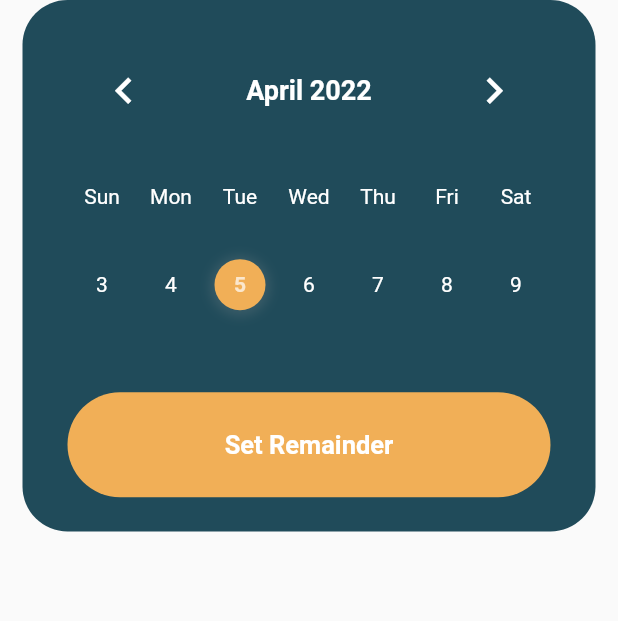
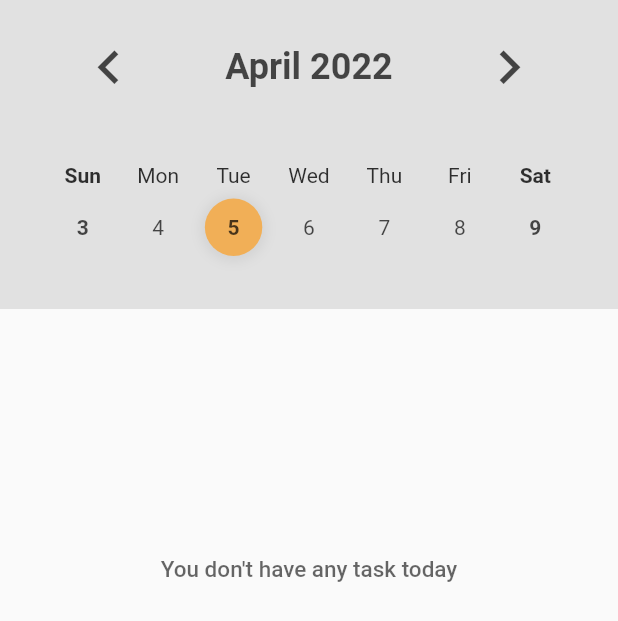
Before and after one commit to TamynatorSama/task_manager, a Flutter app: the Calender widget shown alone on an empty page, opened directly, on a phone screen of 412 x 824 dp. Shown: the top 621 px of the screen. Run offline on Flutter 3.47's test engine with Material 2 defaults, Android fonts, the phone set to English and light mode, and no system bars; drawn by our look-alikes of table_calendar; our stand-ins replace flutter_svg, sqflite; accounts and stored records are empty.

Commit message:
added the view for todays task and fixed the overflow issue

```diff
--- a/lib/logic/db_helper.dart
+++ b/lib/logic/db_helper.dart
@@ -40,7 +40,6 @@ class DatabaseProvider extends ChangeNotifier {
 
   Future<int> addNewTask(Task newtask) async {
     Database db = await database;
-    notifyListeners();
     return await db.insert("tasks", newtask.toJson(),
         conflictAlgorithm: ConflictAlgorithm.abort);
   }
@@ -56,6 +55,7 @@ class DatabaseProvider extends ChangeNotifier {
         var taskeach = Task.fromJson(task);
         taskList.add(taskeach);
       });
+      notifyListeners();
       return taskList;
       // var resultMAp = result.toList();
       // return resultMAp.isNotEmpty ? resultMAp : Null;
--- a/lib/tabs/add_new.dart
+++ b/lib/tabs/add_new.dart
@@ -40,7 +40,7 @@ class AddTask extends StatelessWidget {
                     mainAxisAlignment: MainAxisAlignment.spaceBetween,
                     children: [
                       const Text(
-                        "Create a Task",
+                        "Create Task",
                         style: TextStyle(
                             fontWeight: FontWeight.bold,
                             fontSize: 30,
--- a/lib/tabs/all_task.dart
+++ b/lib/tabs/all_task.dart
@@ -57,6 +57,7 @@ class AllTask extends StatelessWidget {
                               color: list[index].color,
                               description: list[index].description,
                               delete: () {
+                                // showDialog(context: context, builder: (ctx)=>AlertDialog());
                                 DatabaseProvider.db.delete(list[index].id);
                               },
                             );
--- a/lib/tabs/calender.dart
+++ b/lib/tabs/calender.dart
@@ -1,64 +1,139 @@
+import 'dart:ui';
+
 import 'package:flutter/material.dart';
+import 'package:intl/intl.dart';
 import 'package:table_calendar/table_calendar.dart';
+import 'package:task/logic/db_helper.dart';
+import 'package:task/logic/task_model.dart';
+import 'package:task/reuseable/today.dart';
 
 class Calender extends StatelessWidget {
   const Calender({Key? key}) : super(key: key);
 
   @override
   Widget build(BuildContext context) {
+    Future<List<Task>> getTask() async {
+      final taskList = await DatabaseProvider.db.getTasks();
+      List<Task> todaysList = [];
+      taskList.forEach((item) {
+        if (item.begin
+            .contains(DateFormat('EEE, d MMM').format(DateTime.now()))) {
+          todaysList.add(item);
+        }
+      });
+      return todaysList;
+    }
+
+    var cont = MediaQuery.of(context).size;
     return SafeArea(
+      child: Stack(children: [
+        Padding(
+          padding: const EdgeInsets.symmetric(horizontal: 25),
+          child: SingleChildScrollView(
             child: Padding(
-        padding: const EdgeInsets.symmetric(horizontal: 15),
-        child: SingleChildScrollView(
-          child: Column(
-            children: [
-              Container(
+              padding: EdgeInsets.only(
+                top: MediaQuery.of(context).size.height * 0.25,
+              ),
+              child: FutureBuilder(
+                  future: getTask(),
+                  builder: (context, snapshot) {
+                    if (snapshot.hasData) {
+                      var usableList = snapshot.data as List;
+                      if (usableList.isEmpty) {
+                        return Padding(
+                          padding: EdgeInsets.only(
+                              top: MediaQuery.of(context).size.height * 0.2),
+                          child: Center(
+                              child: Text("You don't have any task today",
+                                  style: TextStyle(
+                                      fontSize: 15,
+                                      fontWeight: FontWeight.w500,
+                                      color: Colors.black.withOpacity(0.6)))),
+                        );
+                      } else {
+                        return Column(
+                          children: List.generate(
+                              usableList.length,
+                              (index) => TodayCard(
+                                  color: usableList[index].color,
+                                  title: usableList[index].title,
+                                  description: usableList[index].description,
+                                  timeRange: usableList[index].begin +
+                                      " - " +
+                                      usableList[index].end,
+                                  delete: () {
+                                    DatabaseProvider.db
+                                        .delete(usableList[index].id);
+                                  })),
+                        );
+                      }
+                    } else {
+                      return Column(
+                        mainAxisAlignment: MainAxisAlignment.center,
+                        crossAxisAlignment: CrossAxisAlignment.center,
+                        children: const [
+                          (Center(
+                              child: Text("You don't have any task today"))),
+                        ],
+                      );
+                    }
+                  }),
+            ),
+          ),
+        ),
+        ClipRect(
+          child: BackdropFilter(
+            filter: ImageFilter.blur(
+              sigmaX: 4,
+              sigmaY: 4,
+            ),
+            child: Container(
               padding: const EdgeInsets.symmetric(horizontal: 30),
               width: double.maxFinite,
-                height: MediaQuery.of(context).size.height * 0.43,
+              height: MediaQuery.of(context).size.height * 0.25,
               decoration: BoxDecoration(
-                  color: const Color.fromRGBO(32, 75, 90, 1),
-                  borderRadius: BorderRadius.circular(30)
+                color: Colors.black.withOpacity(0.1),
               ),
-                child: Column(
-                  mainAxisAlignment: MainAxisAlignment.spaceAround,
-                  children: [
-                    TableCalendar(
-                  daysOfWeekStyle: const DaysOfWeekStyle(
+              child: TableCalendar(
+                daysOfWeekStyle: DaysOfWeekStyle(
                   weekendStyle: TextStyle(
-                      color: Colors.white,
+                      color: Colors.black.withOpacity(0.8),
+                      fontWeight: FontWeight.bold),
+                  weekdayStyle: TextStyle(color: Colors.black.withOpacity(0.8)),
                 ),
-                    weekdayStyle: TextStyle(
-                      color: Colors.white
+                daysOfWeekHeight: MediaQuery.of(context).size.height * 0.02,
+                focusedDay: DateTime.utc(DateTime.now().year,
+                    DateTime.now().month, DateTime.now().day),
+                firstDay: DateTime.utc(1972, 1, 1),
+                lastDay: DateTime.utc(2430, 12, 31),
+                calendarFormat: CalendarFormat.week,
+                headerStyle: HeaderStyle(
+                  headerMargin: const EdgeInsets.only(bottom: 10),
+                  headerPadding: EdgeInsets.fromLTRB(0, 10, 0, 20),
+                  leftChevronIcon: Icon(Icons.chevron_left,
+                      color: Colors.black.withOpacity(0.7), size: 45),
+                  rightChevronIcon: Icon(
+                    Icons.chevron_right,
+                    color: Colors.black.withOpacity(0.7),
+                    size: 45,
                   ),
-                  ),
-                  daysOfWeekHeight: MediaQuery.of(context).size.height * 0.08,
-              focusedDay: DateTime.utc(DateTime.now().year,DateTime.now().month,DateTime.now().day),
-              firstDay: DateTime.utc(1972,1,1),
-              lastDay: DateTime.utc(2430,12,31),
-              calendarFormat: CalendarFormat.week,
-              headerStyle: const HeaderStyle(
-                leftChevronIcon: Icon(Icons.chevron_left,color: Colors.white,size: 35),
-                rightChevronIcon: Icon(Icons.chevron_right,color: Colors.white,size: 35,),
                   formatButtonVisible: false,
                   titleCentered: true,
                   titleTextStyle: TextStyle(
-                  color: Colors.white,
-                  fontWeight: FontWeight.w600,
-                  fontSize: 18
-                ),
+                      color: Colors.black.withOpacity(0.7),
+                      fontWeight: FontWeight.w700,
+                      fontSize: 24),
                 ),
                 calendarStyle: CalendarStyle(
-                defaultTextStyle: const TextStyle(
-                  color: Colors.white
+                    defaultTextStyle:
+                        TextStyle(color: Colors.black.withOpacity(0.7)),
+                    weekendTextStyle: TextStyle(
+                      fontWeight: FontWeight.bold,
+                      color: Colors.black.withOpacity(0.7),
                     ),
-                weekendTextStyle: const TextStyle(
-                  color: Colors.white,
-                ),
-                todayTextStyle: const TextStyle(
-                  fontWeight:FontWeight.bold,
-                  color: Colors.white70
-                ),
+                    todayTextStyle: TextStyle(
+                        fontWeight: FontWeight.bold,
+                        color: Colors.black.withOpacity(0.7)),
                     todayDecoration: BoxDecoration(
                         color: const Color.fromRGBO(241, 175, 87, 1),
                         shape: BoxShape.circle,
@@ -67,31 +142,13 @@ class Calender extends StatelessWidget {
                               color: Colors.grey.withOpacity(0.2),
                               blurRadius: 6,
                               spreadRadius: 3,
-                      offset: const Offset(0, 1)
-                    )
-                  ]
-                )
-              ),
-              ),
-              InkWell(
-                child: Container(
-                  alignment: Alignment.center,
-                  height: 70,
-                  width: double.maxFinite,
-                  decoration: BoxDecoration(
-                    color: const Color.fromRGBO(241, 175, 87, 1),
-                    borderRadius: BorderRadius.circular(50)
-                    ),
-                    child: const Text("Set Remainder",style: TextStyle(color: Colors.white,fontSize: 17,fontWeight: FontWeight.w600),),
-                ),
-              )
-                  ],
-                )
-              ),
-            ]
+                              offset: const Offset(0, 1))
+                        ])),
               ),
             ),
           ),
+        ),
+      ]),
     );
   }
 }
```
Also changed, not shown: lib/main.dart (+14 -4 lines), lib/reuseable/today.dart (added, +59 -0 lines), lib/tabs/home.dart (+4 -4 lines). Lines whose indentation alone changed are shown as unchanged.
